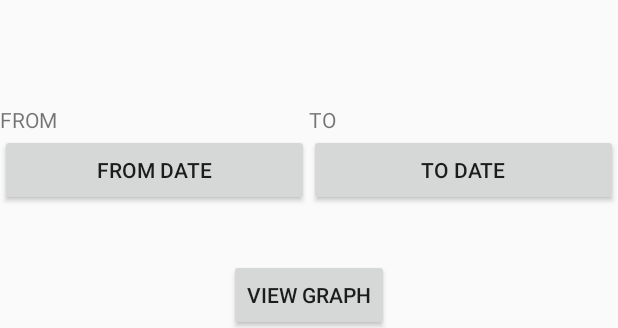
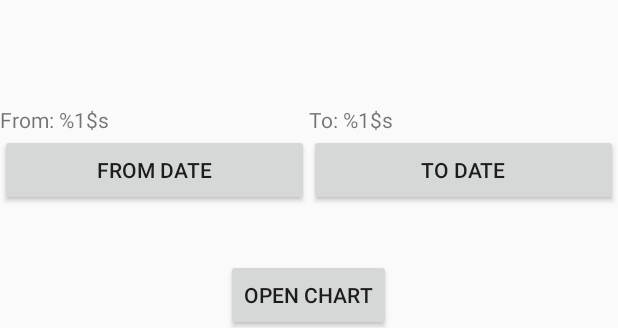
Before and after one commit to Sheehan95/smart-home, an Android app: the layout fragment_temperature.xml on its own in the app's theme, with its tools: preview values and no code run, on a phone screen of 412 x 824 dp. Shown: the part 905-1233 px from the top of the screen. Run offline under Robolectric (Android 15) with nearby library versions, the phone set to English and light mode, and no system bars.

Commit message:
Cleaned Android string resource usage

```diff
--- a/android-app/app/src/main/res/layout/activity_main.xml
+++ b/android-app/app/src/main/res/layout/activity_main.xml
@@ -1,7 +1,6 @@
 <?xml version="1.0" encoding="utf-8"?>
 <RelativeLayout
     xmlns:android="http://schemas.android.com/apk/res/android"
-    xmlns:app="http://schemas.android.com/apk/res-auto"
     xmlns:tools="http://schemas.android.com/tools"
     android:id="@+id/activity_main"
     android:layout_width="match_parent"
--- a/android-app/app/src/main/res/layout/fragment_temperature.xml
+++ b/android-app/app/src/main/res/layout/fragment_temperature.xml
@@ -25,7 +25,7 @@
         android:textSize="24sp" />
 
     <Button
-        android:text="View Graph"
+        android:text="@string/button_view_graph"
         android:layout_width="wrap_content"
         android:layout_height="wrap_content"
         android:layout_alignParentBottom="true"
@@ -40,7 +40,7 @@
         android:layout_above="@+id/button_view_graph"
         android:layout_alignParentStart="true"
         android:layout_marginBottom="35dp"
-        android:text="From Date"
+        android:text="@string/button_from_date"
         android:layout_toStartOf="@+id/text_humidity"
         android:onClick="showFromDatePickerDialog"/>
 
@@ -49,7 +49,7 @@
         android:layout_width="wrap_content"
         android:layout_height="wrap_content"
         android:layout_alignTop="@+id/button_set_from_date"
-        android:text="To Date"
+        android:text="@string/button_to_date"
         android:layout_alignParentEnd="true"
         android:layout_toEndOf="@+id/text_humidity"
         android:onClick="showToDatePickerDialog"/>
@@ -60,7 +60,7 @@
         android:layout_height="wrap_content"
         android:layout_above="@+id/button_set_from_date"
         android:layout_alignParentStart="true"
-        android:text="FROM"
+        android:text="@string/text_from_date"
         android:layout_toStartOf="@+id/button_set_to_date" />
 
     <TextView
@@ -68,7 +68,7 @@
         android:layout_width="wrap_content"
         android:layout_height="wrap_content"
         android:layout_above="@+id/button_set_from_date"
-        android:text="TO"
+        android:text="@string/text_to_date"
         android:layout_alignParentEnd="true"
         android:layout_toEndOf="@+id/text_humidity" />
 
--- a/android-app/app/src/main/res/values/strings.xml
+++ b/android-app/app/src/main/res/values/strings.xml
@@ -1,18 +1,27 @@
 <resources>
     <string name="app_name">Smart Home</string>
 
-    <string name="button_launch_activity">Start The Activity</string>
-
-    <string name="label_temperature_fragment">TEMPERATURE FRAGMENT</string>
-    <string name="label_security_fragment">SECURITY FRAGMENT</string>
-    <string name="label_stock_fragment">STOCK FRAGMENT</string>
-    <string name="label_settings_fragment">SETTINGS FRAGMENT</string>
-
+    <!-- TAB TITLES -->
     <string name="title_environment_fragment">Environment Readings</string>
     <string name="title_security_fragment">Security</string>
     <string name="title_stock_fragment">Stock</string>
     <string name="title_settings_fragment">Settings</string>
 
+    <!-- BUTTONS -->
+    <string name="button_view_graph">Open Chart</string>
+    <string name="button_from_date">From Date</string>
+    <string name="button_to_date">To Date</string>
+
+    <!-- TEXT VIEWS -->
+    <string name="text_temperature_display">%1$.2f °C</string>
+    <string name="text_humidity_display">Humidity: %1$.2f</string>
+
+    <string name="text_from_date">From: %1$s</string>
+    <string name="text_to_date">To: %1$s</string>
+
+    <!-- PLACEHOLDERS -->
+
     <!-- TODO: Remove or change this placeholder text -->
     <string name="hello_blank_fragment">Hello blank fragment</string>
+
 </resources>
```
Also changed, not shown: android-app/app/src/main/java/ie/sheehan/smarthome/ChartActivity.java (+62 -29 lines), android-app/app/src/main/java/ie/sheehan/smarthome/fragment/TemperatureFragment.java (+10 -7 lines), android-app/app/src/main/java/ie/sheehan/smarthome/model/EnvironmentReading.java (+26 -2 lines).
